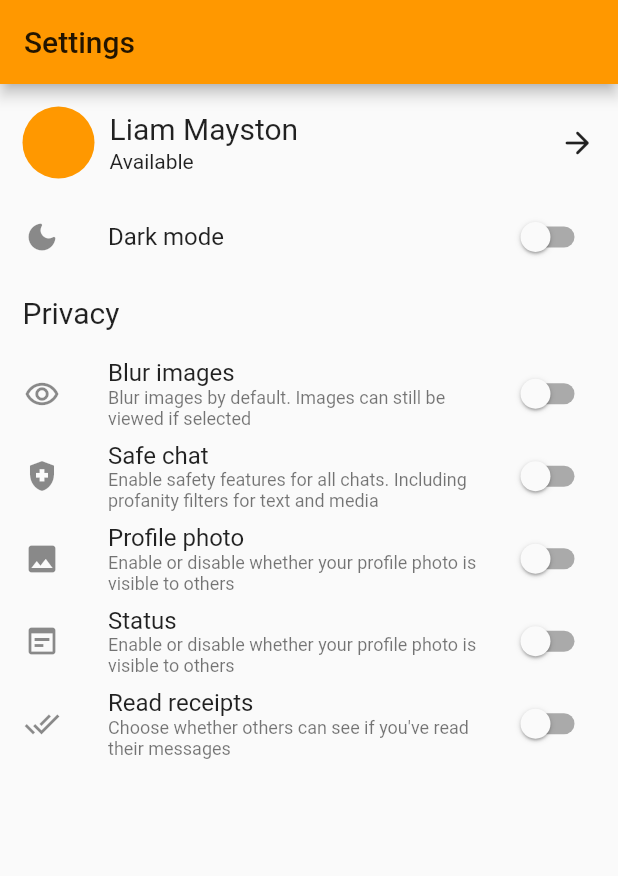
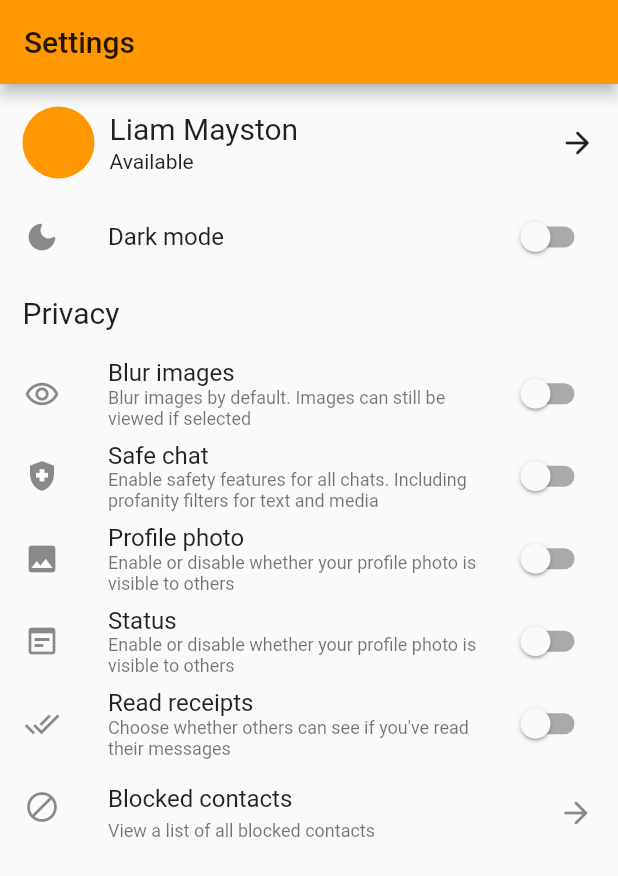
Before and after one commit to COS301-SE-2021/Atbash, a Flutter app: the screen it shows after launch, on a phone screen of 412 x 824 dp. Shown: the top 876 px of the screen. Run offline on Flutter 3.47's test engine with Material 2 defaults, Android fonts, the phone set to English and light mode, and no system bars; our stand-ins replace country_code_picker, firebase_core, firebase_messaging, flutter_local_notifications, flutter_mobx, flutter_secure_storage and 7 more; missing offline and left inert: cryptography; accounts and stored records are empty; generated files the repository leaves out were written again.

Commit message:
SettingsPage.dart. Created blocked contacts button.

```diff
--- a/mobile_ui/lib/pages/SettingsPage.dart
+++ b/mobile_ui/lib/pages/SettingsPage.dart
@@ -165,6 +165,17 @@ class _SettingsPageState extends State<SettingsPage> {
               subtitle: Text(
                   "Choose whether others can see if you've read their messages"),
             ),
+            ListTile(
+              leading: Icon(Icons.block),
+              title: Text(
+                "Blocked contacts",
+                style: TextStyle(fontSize: 16),
+              ),
+              subtitle: Text("View a list of all blocked contacts"),
+              trailing: Icon(Icons.arrow_forward_rounded),
+              onTap: () {},
+              dense: true,
+            )
           ],
         ),
       ),
```
